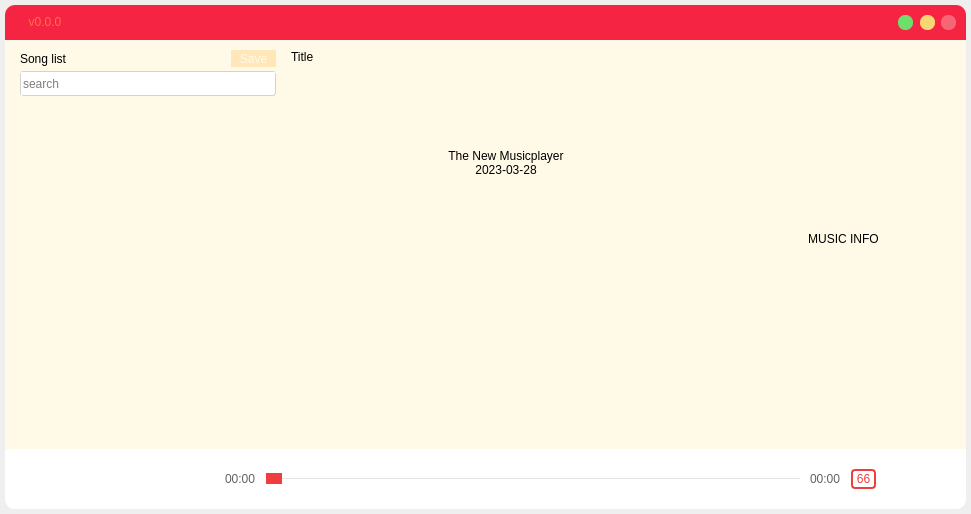
Qt form mainwindow.ui (byydzh/CSCI3280-2022-23-Project-PlanB) before a commit.
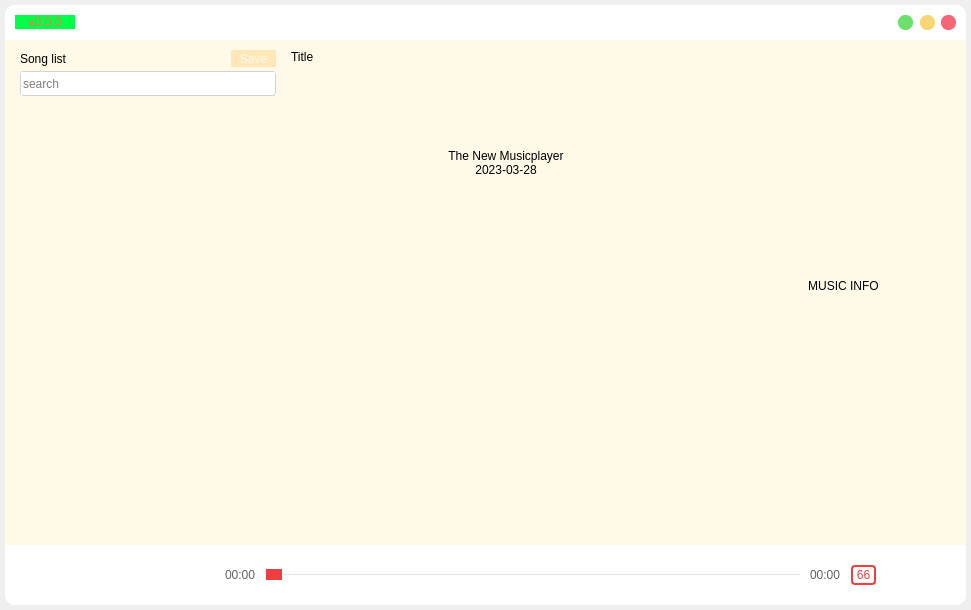
The same form after that commit. Icons and pictures are not drawn.

The edit to the form file:
```diff
--- a/mainwindow.ui
+++ b/mainwindow.ui
@@ -8,7 +8,7 @@
     <x>0</x>
     <y>0</y>
     <width>971</width>
-    <height>514</height>
+    <height>610</height>
    </rect>
   </property>
   <property name="windowTitle">
@@ -132,7 +132,7 @@
          </property>
          <property name="styleSheet">
           <string notr="true">QWidget#widget_top{
-    background:rgb(245, 36, 67);
+    background:rgb(255, 255, 255);
 	border-top-right-radius:10px;
     border-top-left-radius:10px;
 }</string>
@@ -181,7 +181,7 @@
             </property>
             <property name="styleSheet">
              <string notr="true">QPushButton{
-	background:rgb(245, 36, 67);
+	background:rgb(0, 255, 72);
 	border-radius:10px;
 	font: 9pt &quot;微软雅黑&quot;;
 	color: #ff7043;
@@ -556,7 +556,6 @@
               </property>
               <property name="font">
                <font>
-                <weight>50</weight>
                 <bold>false</bold>
                </font>
               </property>
@@ -1196,42 +1195,6 @@
               </property>
              </widget>
             </item>
-            <item>
-             <widget class="QPushButton" name="pushButton_random">
-              <property name="minimumSize">
-               <size>
-                <width>30</width>
-                <height>30</height>
-               </size>
-              </property>
-              <property name="maximumSize">
-               <size>
-                <width>30</width>
-                <height>30</height>
-               </size>
-              </property>
-              <property name="cursor">
-               <cursorShape>PointingHandCursor</cursorShape>
-              </property>
-              <property name="focusPolicy">
-               <enum>Qt::NoFocus</enum>
-              </property>
-              <property name="styleSheet">
-               <string notr="true">QPushButton{
-	image: url(:/icon/images/列表循环.png);
-}
-QPushButton:hover{
-	image: url(:/icon/images/列表循环 深色.png);
-}</string>
-              </property>
-              <property name="text">
-               <string/>
-              </property>
-              <property name="flat">
-               <bool>true</bool>
-              </property>
-             </widget>
-            </item>
             <item>
              <widget class="QPushButton" name="pushButton_is_online">
               <property name="minimumSize">
@@ -1268,6 +1231,42 @@
               </property>
              </widget>
             </item>
+            <item>
+             <widget class="QPushButton" name="pushButton_random">
+              <property name="minimumSize">
+               <size>
+                <width>30</width>
+                <height>30</height>
+               </size>
+              </property>
+              <property name="maximumSize">
+               <size>
+                <width>30</width>
+                <height>30</height>
+               </size>
+              </property>
+              <property name="cursor">
+               <cursorShape>PointingHandCursor</cursorShape>
+              </property>
+              <property name="focusPolicy">
+               <enum>Qt::NoFocus</enum>
+              </property>
+              <property name="styleSheet">
+               <string notr="true">QPushButton{
+	image: url(:/icon/images/列表循环.png);
+}
+QPushButton:hover{
+	image: url(:/icon/images/列表循环 深色.png);
+}</string>
+              </property>
+              <property name="text">
+               <string/>
+              </property>
+              <property name="flat">
+               <bool>true</bool>
+              </property>
+             </widget>
+            </item>
            </layout>
           </item>
          </layout>
```
Left out of the diff: 24 changed lines with no effect on the pictures.
